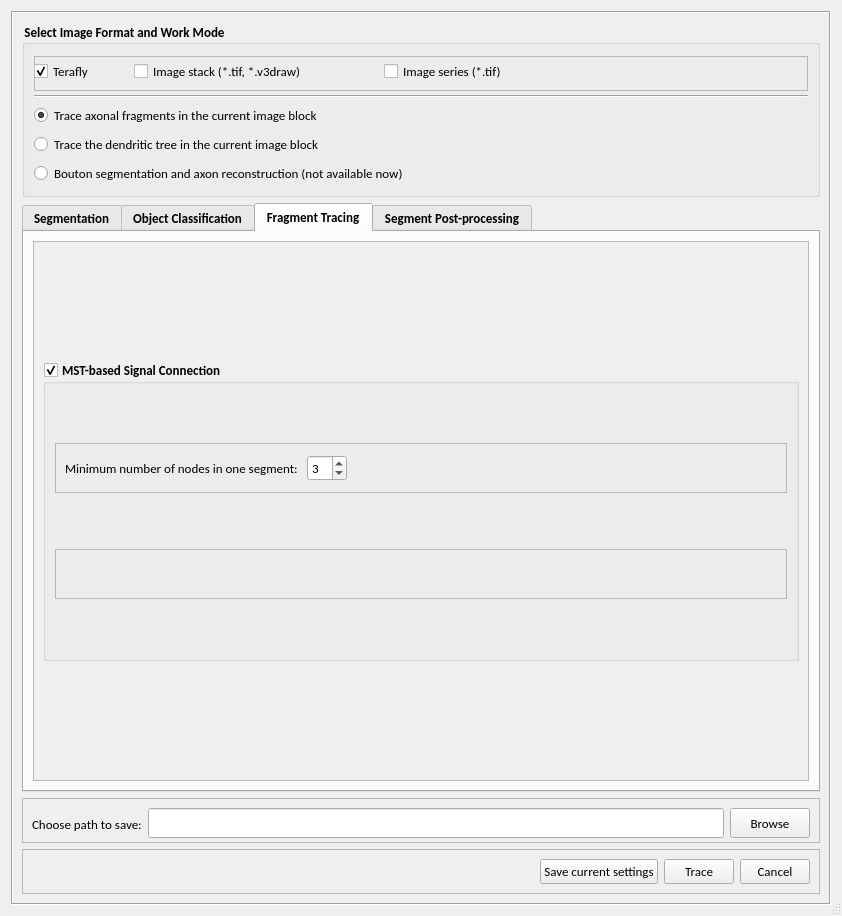
Before: the Qt Designer form hackathon/MK/Fragmented_autoTrace/fragmentedTraceUI.ui in Vaa3D/vaa3d_tools, drawn with Qt 5.
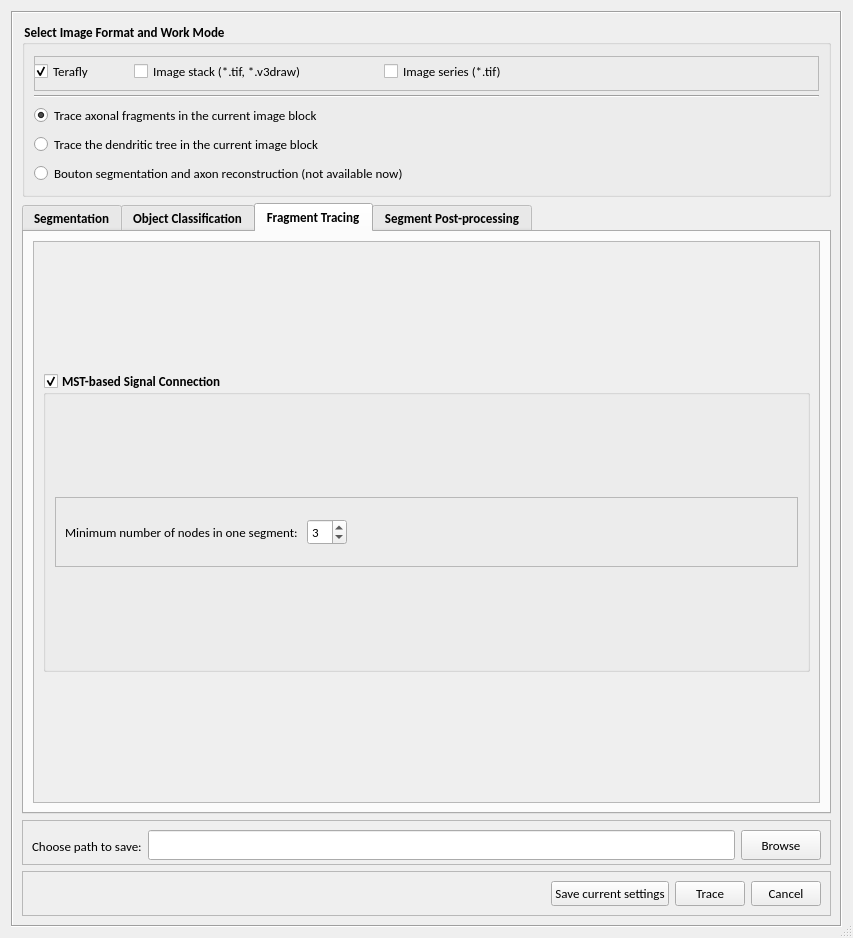
After: the same form once the commit is applied. The open tabs and pages were chosen to show the change.

The edit to the form file:
```diff
--- a/hackathon/MK/Fragmented_autoTrace/fragmentedTraceUI.ui
+++ b/hackathon/MK/Fragmented_autoTrace/fragmentedTraceUI.ui
@@ -12,8 +12,8 @@
    <rect>
     <x>0</x>
     <y>0</y>
-    <width>842</width>
-    <height>916</height>
+    <width>853</width>
+    <height>938</height>
    </rect>
   </property>
   <property name="sizePolicy">
@@ -940,8 +940,8 @@
               <rect>
                <x>0</x>
                <y>0</y>
-               <width>754</width>
-               <height>503</height>
+               <width>777</width>
+               <height>526</height>
               </rect>
              </property>
              <layout class="QVBoxLayout" name="verticalLayout_13">
@@ -971,7 +971,7 @@
                    <property name="maximumSize">
                     <size>
                      <width>16777215</width>
-                     <height>50</height>
+                     <height>70</height>
                     </size>
                    </property>
                    <property name="frameShape">
@@ -1023,23 +1023,6 @@
                    </layout>
                   </widget>
                  </item>
-                 <item>
-                  <widget class="QFrame" name="frame_9">
-                   <property name="maximumSize">
-                    <size>
-                     <width>16777215</width>
-                     <height>50</height>
-                    </size>
-                   </property>
-                   <property name="frameShape">
-                    <enum>QFrame::StyledPanel</enum>
-                   </property>
-                   <property name="frameShadow">
-                    <enum>QFrame::Raised</enum>
-                   </property>
-                   <layout class="QHBoxLayout" name="horizontalLayout_5"/>
-                  </widget>
-                 </item>
                 </layout>
                </widget>
               </item>
```
Left out of the diff: 32 changed lines with no effect on the pictures.
